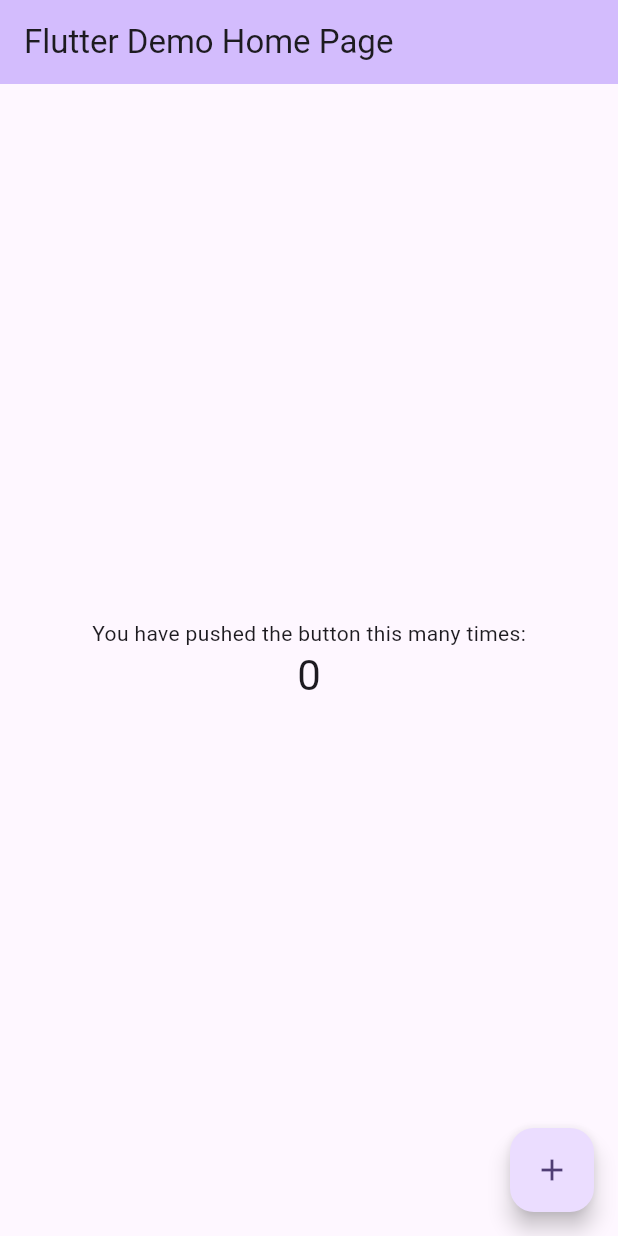
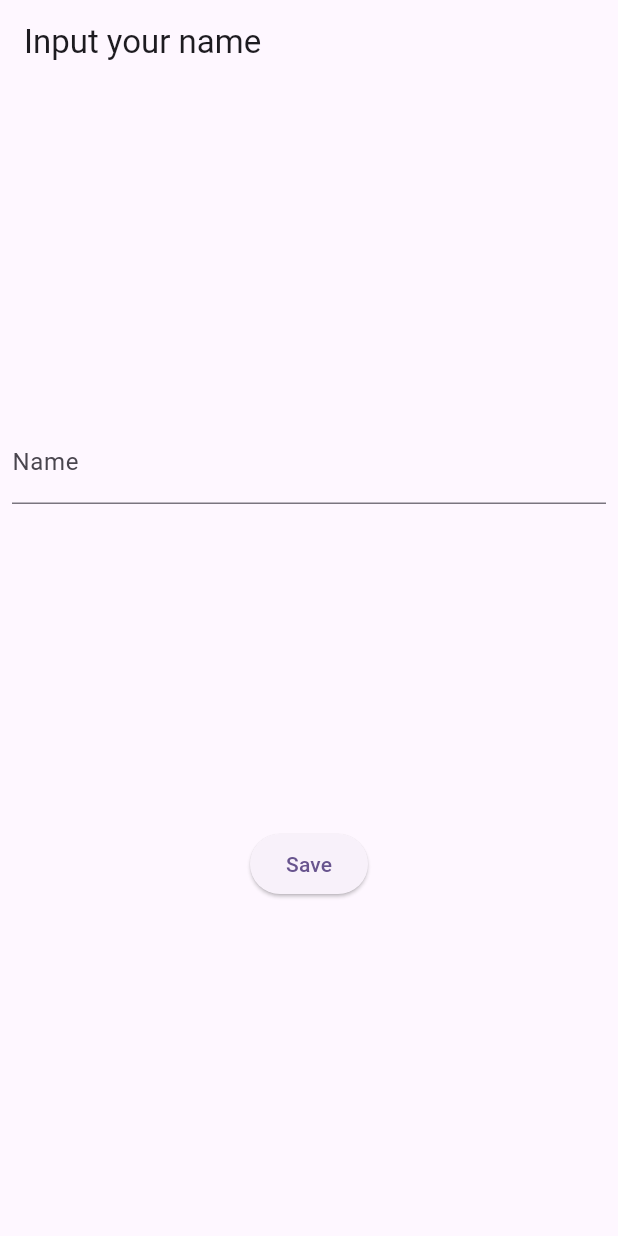
Before and after one commit to popy1017/flutter_sharedprefs_sample, a Flutter app: the screen it shows after launch, on a phone screen of 412 x 824 dp. Run offline on Flutter 3.47's test engine with Material 2 defaults, Android fonts, the phone set to English and light mode, and no system bars; our stand-ins replace flutter_riverpod, shared_preferences.

Commit message:
名前の設定機能を追加

```diff
--- /dev/null
+++ b/lib/config.dart
@@ -0,0 +1,69 @@
+import 'package:flutter/material.dart';
+import 'package:flutter_riverpod/flutter_riverpod.dart';
+import 'package:flutter_sharedprefs_sample/main.dart';
+import 'package:shared_preferences/shared_preferences.dart';
+
+import 'home.dart';
+
+final _textEditingControllerFamily =
+    Provider.family.autoDispose((ref, String? arg) => TextEditingController(
+          text: arg,
+        ));
+
+class Config extends ConsumerWidget {
+  const Config({
+    Key? key,
+    this.name,
+  }) : super(key: key);
+
+  final String? name;
+
+  @override
+  Widget build(BuildContext context, WidgetRef ref) {
+    final controller = ref.watch(_textEditingControllerFamily(name));
+    final prefs = ref.watch(sharedPreferencesProvider);
+
+    return Scaffold(
+      appBar: AppBar(
+        title: const Text('Input your name'),
+      ),
+      body: Padding(
+        padding: const EdgeInsets.all(8.0),
+        child: Column(
+          mainAxisAlignment: MainAxisAlignment.spaceEvenly,
+          children: <Widget>[
+            TextField(
+              controller: controller,
+              decoration: const InputDecoration(
+                label: Text('Name'),
+              ),
+            ),
+            ElevatedButton(
+                onPressed: () => onPressed(
+                      text: controller.text,
+                      prefs: prefs,
+                      context: context,
+                    ),
+                child: const Text('Save')),
+          ],
+        ),
+      ),
+    );
+  }
+
+  Future<void> onPressed({
+    required String text,
+    required SharedPreferences prefs,
+    required BuildContext context,
+  }) async {
+    print(text);
+    await prefs.setString('name', text);
+    if (context.mounted) {
+      Navigator.pushAndRemoveUntil(
+        context,
+        MaterialPageRoute(builder: (_) => const Home()),
+        (_) => false,
+      );
+    }
+  }
+}
--- a/lib/main.dart
+++ b/lib/main.dart
@@ -1,4 +1,6 @@
 import 'package:flutter/material.dart';
+import 'package:flutter_sharedprefs_sample/config.dart';
+import 'package:flutter_sharedprefs_sample/home.dart';
 import 'package:shared_preferences/shared_preferences.dart';
 import 'package:flutter_riverpod/flutter_riverpod.dart';
 
@@ -18,98 +20,21 @@ Future<void> main() async {
   ));
 }
 
-class MyApp extends StatelessWidget {
+class MyApp extends ConsumerWidget {
   const MyApp({super.key});
 
-  // This widget is the root of your application.
   @override
-  Widget build(BuildContext context) {
+  Widget build(BuildContext context, WidgetRef ref) {
+    final prefs = ref.watch(sharedPreferencesProvider);
+    final name = prefs.getString('name');
+
     return MaterialApp(
       title: 'Flutter Demo',
       theme: ThemeData(
         colorScheme: ColorScheme.fromSeed(seedColor: Colors.deepPurple),
         useMaterial3: true,
       ),
-      home: const MyHomePage(title: 'Flutter Demo Home Page'),
+      home: name == null ? const Config() : const Home(),
     );
   }
 }
-
-class MyHomePage extends StatefulWidget {
-  const MyHomePage({super.key, required this.title});
-
-  final String title;
-
-  @override
-  State<MyHomePage> createState() => _MyHomePageState();
-}
-
-class _MyHomePageState extends State<MyHomePage> {
-  int _counter = 0;
-
-  void _incrementCounter() {
-    setState(() {
-      // This call to setState tells the Flutter framework that something has
-      // changed in this State, which causes it to rerun the build method below
-      // so that the display can reflect the updated values. If we changed
-      // _counter without calling setState(), then the build method would not be
-      // called again, and so nothing would appear to happen.
-      _counter++;
-    });
-  }
-
-  @override
-  Widget build(BuildContext context) {
-    // This method is rerun every time setState is called, for instance as done
-    // by the _incrementCounter method above.
-    //
-    // The Flutter framework has been optimized to make rerunning build methods
-    // fast, so that you can just rebuild anything that needs updating rather
-    // than having to individually change instances of widgets.
-    return Scaffold(
-      appBar: AppBar(
-        // TRY THIS: Try changing the color here to a specific color (to
-        // Colors.amber, perhaps?) and trigger a hot reload to see the AppBar
-        // change color while the other colors stay the same.
-        backgroundColor: Theme.of(context).colorScheme.inversePrimary,
-        // Here we take the value from the MyHomePage object that was created by
-        // the App.build method, and use it to set our appbar title.
-        title: Text(widget.title),
-      ),
-      body: Center(
-        // Center is a layout widget. It takes a single child and positions it
-        // in the middle of the parent.
-        child: Column(
-          // Column is also a layout widget. It takes a list of children and
-          // arranges them vertically. By default, it sizes itself to fit its
-          // children horizontally, and tries to be as tall as its parent.
-          //
-          // Column has various properties to control how it sizes itself and
-          // how it positions its children. Here we use mainAxisAlignment to
-          // center the children vertically; the main axis here is the vertical
-          // axis because Columns are vertical (the cross axis would be
-          // horizontal).
-          //
-          // TRY THIS: Invoke "debug painting" (choose the "Toggle Debug Paint"
-          // action in the IDE, or press "p" in the console), to see the
-          // wireframe for each widget.
-          mainAxisAlignment: MainAxisAlignment.center,
-          children: <Widget>[
-            const Text(
-              'You have pushed the button this many times:',
-            ),
-            Text(
-              '$_counter',
-              style: Theme.of(context).textTheme.headlineMedium,
-            ),
-          ],
-        ),
-      ),
-      floatingActionButton: FloatingActionButton(
-        onPressed: _incrementCounter,
-        tooltip: 'Increment',
-        child: const Icon(Icons.add),
-      ), // This trailing comma makes auto-formatting nicer for build methods.
-    );
-  }
-}
```
Also changed, not shown: lib/home.dart (added, +39 -0 lines).
